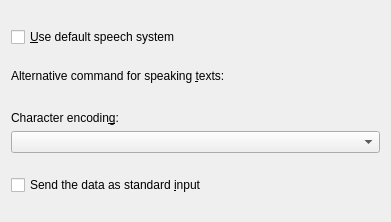
Old version of the form texttospeechconfigurationui.ui in the repository KDE/kmouth.
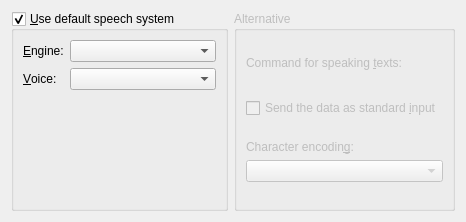
New version of the form. Custom widgets are drawn as their Qt base class.

Commit message:
Add engine and voice selection to KMouth default system.
Also separate QtSpeech options from run command directly options.

Patch:
```diff
--- a/texttospeechconfigurationui.ui
+++ b/texttospeechconfigurationui.ui
@@ -6,17 +6,14 @@
    <rect>
     <x>0</x>
     <y>0</y>
-    <width>391</width>
+    <width>466</width>
     <height>222</height>
    </rect>
   </property>
   <property name="windowTitle">
    <string>Text-to-Speech</string>
   </property>
-  <layout class="QVBoxLayout">
-   <property name="spacing">
-    <number>6</number>
-   </property>
+  <layout class="QGridLayout" name="gridLayout">
    <property name="leftMargin">
     <number>11</number>
    </property>
@@ -29,16 +26,67 @@
    <property name="bottomMargin">
     <number>11</number>
    </property>
-   <item>
-    <widget class="QCheckBox" name="useQtSpeech">
-     <property name="whatsThis">
-      <string>&lt;html&gt;&lt;head/&gt;&lt;body&gt;&lt;p&gt;This check box specifies KMouth tries to use the system speech service prior to calling the speech synthesizer directly. The system speech service is a Qt library which wraps speech-dispatcher on linux, and native speech systems on other platforms.&lt;/p&gt;&lt;/body&gt;&lt;/html&gt;</string>
-     </property>
-     <property name="text">
+   <item row="0" column="0" rowspan="4">
+    <widget class="QGroupBox" name="qtspeechGroupBox">
+     <property name="title">
       <string>&amp;Use default speech system</string>
      </property>
-    </widget>
-   </item>
+     <property name="checkable">
+      <bool>true</bool>
+     </property>
+     <layout class="QFormLayout" name="formLayout">
+      <item row="0" column="0">
+       <widget class="QLabel" name="label">
+        <property name="text">
+         <string>&amp;Engine:</string>
+        </property>
+        <property name="buddy">
+         <cstring>engineComboBox</cstring>
+        </property>
+       </widget>
+      </item>
+      <item row="0" column="1">
+       <widget class="QComboBox" name="engineComboBox">
+        <property name="sizePolicy">
+         <sizepolicy hsizetype="Expanding" vsizetype="Fixed">
+          <horstretch>0</horstretch>
+          <verstretch>0</verstretch>
+         </sizepolicy>
+        </property>
+       </widget>
+      </item>
+      <item row="1" column="0">
+       <widget class="QLabel" name="label_2">
+        <property name="text">
+         <string>&amp;Voice:</string>
+        </property>
+        <property name="buddy">
+         <cstring>voiceComboBox</cstring>
+        </property>
+       </widget>
+      </item>
+      <item row="1" column="1">
+       <widget class="QComboBox" name="voiceComboBox">
+        <property name="sizePolicy">
+         <sizepolicy hsizetype="Expanding" vsizetype="Fixed">
+          <horstretch>0</horstretch>
+          <verstretch>0</verstretch>
+         </sizepolicy>
+        </property>
+       </widget>
+      </item>
+     </layout>
+    </widget>
+   </item>
+   <item row="0" column="1" rowspan="4">
+    <widget class="QGroupBox" name="alternativeGroupBox">
+     <property name="enabled">
+      <bool>false</bool>
+     </property>
+     <property name="title">
+      <string>Alternative</string>
+     </property>
+     <layout class="QVBoxLayout" name="verticalLayout">
    <item>
     <layout class="QVBoxLayout">
      <property name="spacing">
@@ -72,7 +120,7 @@
 %% -- a percent sign</string>
        </property>
        <property name="text">
-        <string>Alternative command for speaking &amp;texts:</string>
+           <string>Command for speaking &amp;texts:</string>
        </property>
        <property name="buddy">
         <cstring>urlReq</cstring>
@@ -98,6 +146,16 @@
      </item>
     </layout>
    </item>
+      <item>
+       <widget class="QCheckBox" name="stdInButton">
+        <property name="whatsThis">
+         <string>This check box specifies whether the text is sent as standard input to the speech synthesizer.</string>
+        </property>
+        <property name="text">
+         <string>Send the data as standard &amp;input</string>
+        </property>
+       </widget>
+      </item>
    <item>
     <layout class="QVBoxLayout">
      <property name="spacing">
@@ -143,29 +201,22 @@
      </item>
     </layout>
    </item>
-   <item>
-    <widget class="QCheckBox" name="stdInButton">
-     <property name="whatsThis">
-      <string>This check box specifies whether the text is sent as standard input to the speech synthesizer.</string>
-     </property>
-     <property name="text">
-      <string>Send the data as standard &amp;input</string>
-     </property>
+     </layout>
     </widget>
    </item>
   </layout>
  </widget>
  <customwidgets>
-  <customwidget>
-   <class>KUrlRequester</class>
-   <extends>QWidget</extends>
-   <header>kurlrequester.h</header>
-  </customwidget>
   <customwidget>
    <class>KComboBox</class>
    <extends>QComboBox</extends>
    <header>kcombobox.h</header>
   </customwidget>
+  <customwidget>
+   <class>KUrlRequester</class>
+   <extends>QWidget</extends>
+   <header>kurlrequester.h</header>
+  </customwidget>
  </customwidgets>
  <resources/>
  <connections/>
```
Left out of the diff: 2 changed lines with no effect on the pictures. Lines whose indentation alone changed are shown as unchanged. The commit also changes 4 other files.
